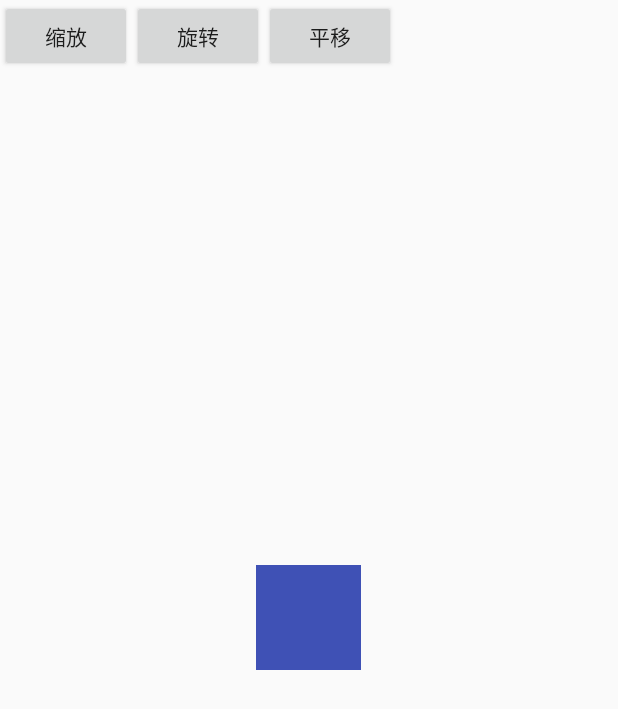
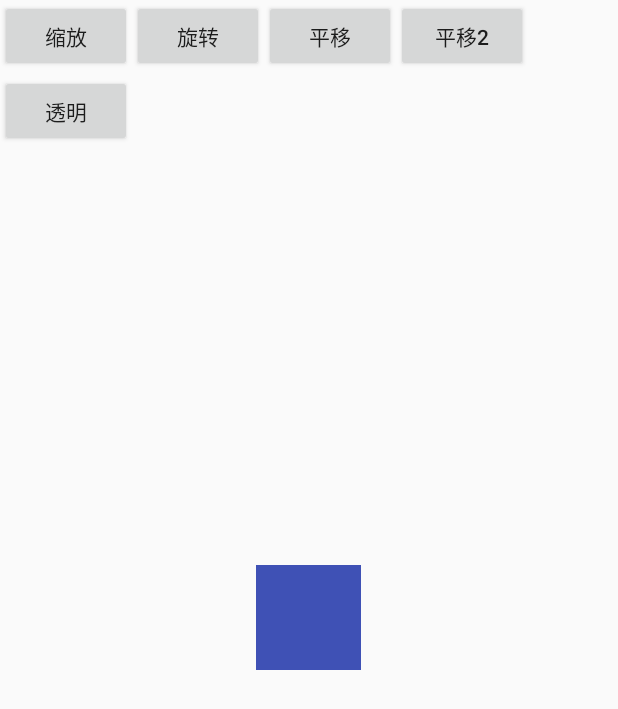
Before and after one commit to ysemylord/PracticeAll, an Android app: the screen it shows after launch (AnimationActivity), on a phone screen of 412 x 824 dp. Shown: the top 709 px of the screen. Run offline under Robolectric (Android 15) with nearby library versions, the phone set to English and light mode, and no system bars.

Commit message:
视图动画练习

```diff
--- a/MyApplication/ViewDemo/app/src/main/res/layout/activity_animation.xml
+++ b/MyApplication/ViewDemo/app/src/main/res/layout/activity_animation.xml
@@ -26,8 +26,19 @@
         android:onClick="tranlate"
         android:layout_width="wrap_content"
         android:layout_height="wrap_content" />
+    <Button
+        android:text="平移2"
+        android:onClick="tranlate2"
+        android:layout_width="wrap_content"
+        android:layout_height="wrap_content" />
+
 </LinearLayout>
-
+    <Button
+        android:layout_marginTop="50dp"
+        android:text="透明"
+        android:onClick="alpha"
+        android:layout_width="wrap_content"
+        android:layout_height="wrap_content" />
     <View
         android:id="@+id/center_view"
         android:layout_width="70dp"
```
Also changed, not shown: MyApplication/ViewDemo/app/src/main/java/com/test/viewdemo/AnimationActivity.java (+74 -1 lines).
